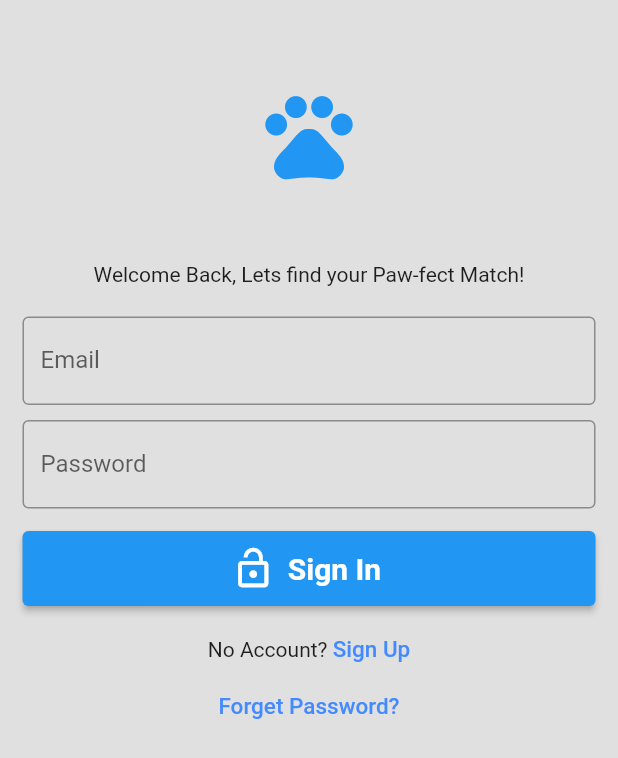
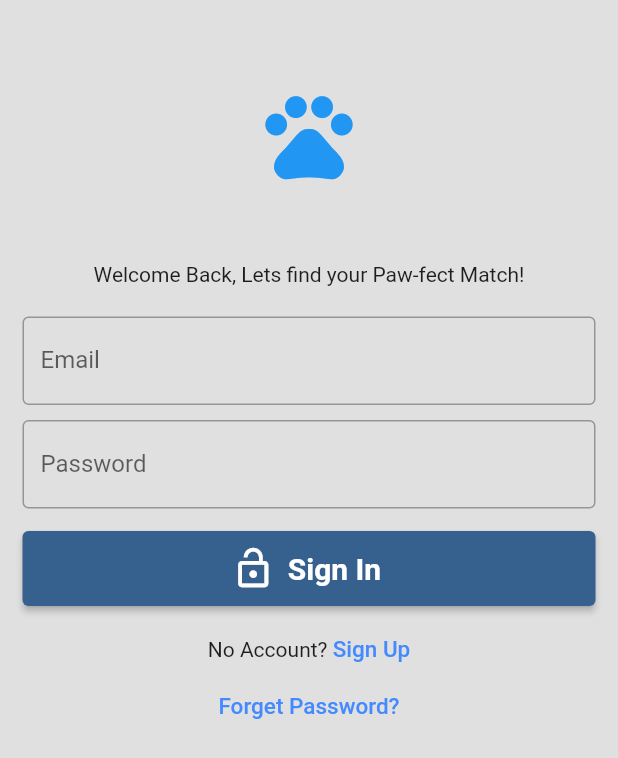
Before and after one commit to sjdeng95/woof-me, a Flutter app: the screen it shows after launch, on a phone screen of 412 x 824 dp. Shown: the top 758 px of the screen. Run offline on Flutter 3.47's test engine with Material 2 defaults, Android fonts, the phone set to English and light mode, and no system bars; our stand-ins replace appinio_swiper, cloud_firestore, email_validator, firebase_auth, firebase_core, firebase_storage and 2 more; accounts and stored records are empty.

Commit message:
Started working on app theme -- not done yet

```diff
--- a/lib/app.dart
+++ b/lib/app.dart
@@ -11,6 +11,16 @@ class MyApp extends StatelessWidget {
   Widget build(BuildContext context) {
     return MaterialApp(
       scaffoldMessengerKey: Utils.messengerKey,
+      theme: ThemeData(
+        appBarTheme: const AppBarTheme(
+            backgroundColor: Colors.blue,
+            centerTitle: true,
+            titleTextStyle: TextStyle(
+                color: Colors.white,
+                fontWeight: FontWeight.bold,
+                fontSize: 25)),
+        colorScheme: ColorScheme.fromSeed(seedColor: Colors.blue),
+      ),
       debugShowCheckedModeBanner: false,
       home: const LoginScreen(),
     );
```
